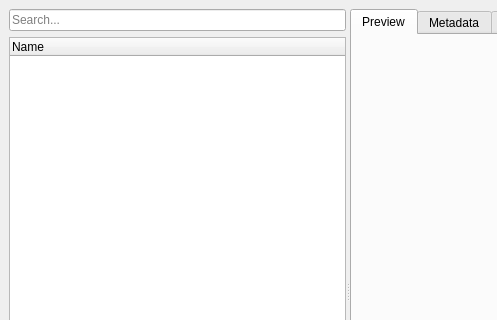
The window that ui/Exporter.ui (Puxtril/Warframe-Exporter) describes before a commit, drawn with Qt 5; both pictures show x 0 to 497 and y 0 to 320 of the 725 by 604 pixel window.
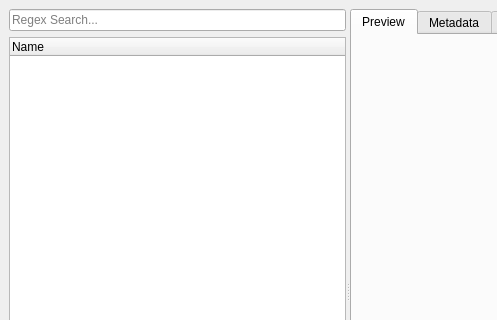
The same window after the commit.

Commit message: added regex search

Patch:
```diff
--- a/ui/Exporter.ui
+++ b/ui/Exporter.ui
@@ -33,7 +33,7 @@
 	  <item>
            <widget class="QLineEdit" name="searchLineEdit">
             <property name="placeholderText">
-             <string>Search...</string>
+             <string>Regex Search...</string>
               </property>
                <property name="clearButtonEnabled">
                 <bool>true</bool>
```
The commit also changes 2 other files.
